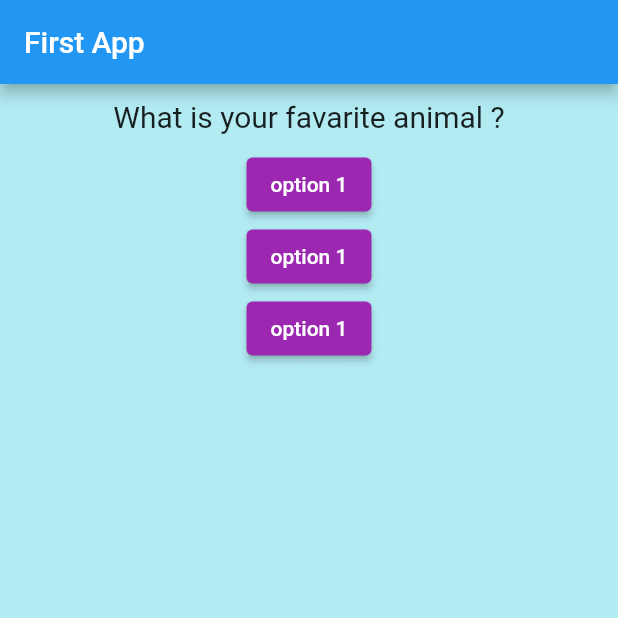
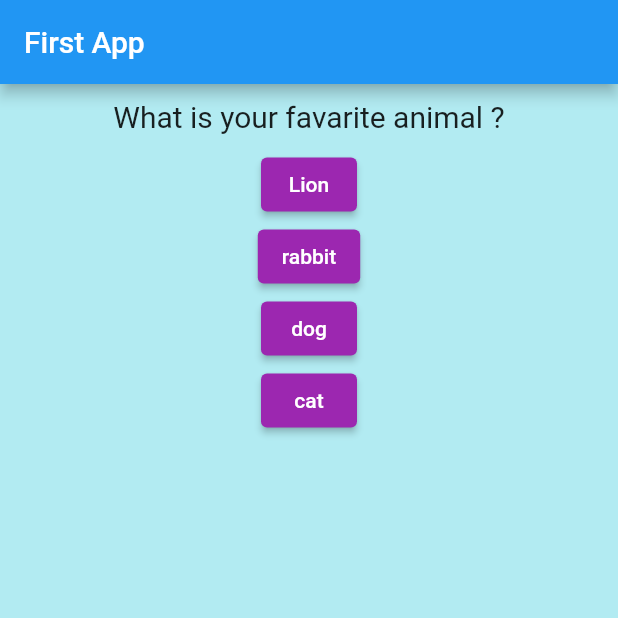
Before and after one commit to ayush8808/flutter_start, a Flutter app: the screen it shows after launch, on a phone screen of 412 x 824 dp, the top half of it. Run offline on Flutter 3.47's test engine with Material 2 defaults, Android fonts, the phone set to English and light mode, and no system bars.

Commit message:
Passing question and answer(option) via map.

```diff
--- a/lib/answer.dart
+++ b/lib/answer.dart
@@ -2,16 +2,18 @@ import 'package:flutter/material.dart';
 
 class Answer extends StatelessWidget {
   final void Function() handler;
-  Answer(this.handler);
+  final String answerText;
+  Answer(this.handler , String this.answerText);
 
   @override
   Widget build(BuildContext context) {
     return Container(
       child: ElevatedButton(
         onPressed: handler,
-        child: Text("option 1"),
+        child: Text(answerText),
         style: ElevatedButton.styleFrom(
           primary: Colors.purple,
+          onPrimary: Colors.white, // changes text colour
         ),
       ),
     );
--- a/lib/main.dart
+++ b/lib/main.dart
@@ -14,8 +14,17 @@ class _MyApp extends StatefulWidget {
 class _MyAppState extends State<_MyApp> {
   var _questionIndex = 0;
   var _question = [
-    'What is your favarite animal ?',
-    'What is your favorite color ?',
+    {'question':'What is your favarite animal ?',
+    'answer':['Lion','rabbit','dog','cat'],},
+
+    {'question':'What is your favorite color ?',
+    'answer':['green','blue','black','yellow'],},
+
+    {'question':'What is your favarite brand ?',
+    'answer':['Dell','HP','Apple','Asus'],},
+
+    {'question':'Who\'s your favarite actor ?',
+    'answer':['srk','sallu','sanju','hrx'],},
   ];
   void _AnsQues() {
     setState(() {
@@ -29,6 +38,7 @@ class _MyAppState extends State<_MyApp> {
 
   @override
   Widget build(BuildContext context) {
+
     return MaterialApp(
         debugShowCheckedModeBanner: false,
         home: Scaffold(
@@ -39,11 +49,11 @@ class _MyAppState extends State<_MyApp> {
             child: Column(
               children: [
                 Question(
-                  _question[_questionIndex],
+                 _question[_questionIndex]['question'].toString(),
                 ),
-                Answer(_AnsQues),
-                Answer(_AnsQues),
-                Answer(_AnsQues),
+                ...(_question[_questionIndex]['answer'] as List<String>).map((answer){
+                  return Answer(_AnsQues,answer);
+                }).toList()
               ],
             ),
           ),
```
Also changed, not shown: pubspec.lock.
